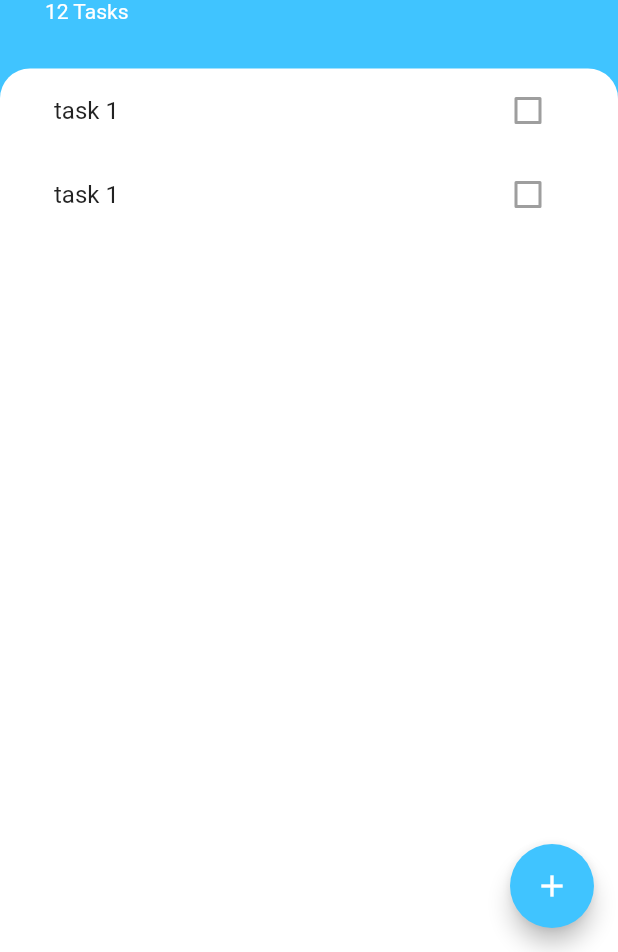
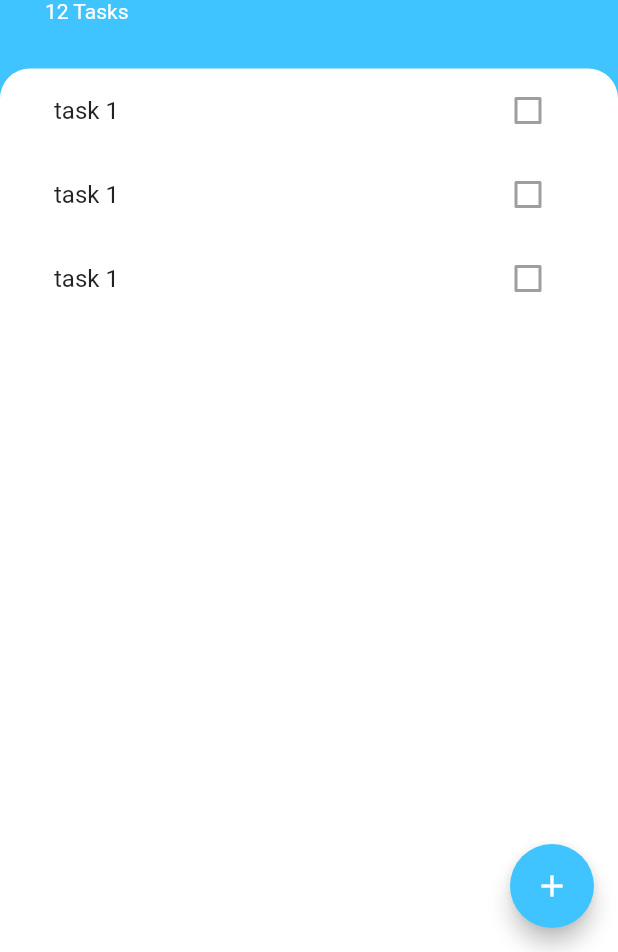
Before and after one commit to ernestrlee/Flutter-todoey, a Flutter app: the screen it shows after launch, on a phone screen of 412 x 824 dp, the part 284-1236 px from its top. Run offline on Flutter 3.47's test engine with Material 2 defaults, Android fonts, the phone set to English and light mode, and no system bars.

Commit message:
Refactored code for tasks list and task tile.

```diff
--- a/lib/screens/tasks_screen.dart
+++ b/lib/screens/tasks_screen.dart
@@ -1,4 +1,5 @@
 import 'package:flutter/material.dart';
+import 'package:todoeyflutter/widgets/tasks_list.dart';
 
 class TasksScreen extends StatelessWidget {
   @override
@@ -57,22 +58,7 @@ class TasksScreen extends StatelessWidget {
                     topRight: Radius.circular(20.0),
                 ),
               ),
-              child: ListView(
-                children: <Widget>[
-                  ListTile(
-                    title: Text('task 1'),
-                    trailing: Checkbox(
-                      value: false,
-                    ),
-                  ),
-                  ListTile(
-                    title: Text('task 1'),
-                    trailing: Checkbox(
-                      value: false,
-                    ),
-                  ),
-                ],
-              ),
+              child: TasksList(),
             ),
           ),
         ],
--- /dev/null
+++ b/lib/widgets/task_tile.dart
@@ -0,0 +1,14 @@
+import 'package:flutter/material.dart';
+
+class TaskTile extends StatelessWidget {
+
+  @override
+  Widget build(BuildContext context) {
+    return ListTile(
+      title: Text('task 1'),
+      trailing: Checkbox(
+        value: false,
+      ),
+    );
+  }
+}
--- /dev/null
+++ b/lib/widgets/tasks_list.dart
@@ -0,0 +1,16 @@
+import 'package:flutter/material.dart';
+import 'package:todoeyflutter/widgets/task_tile.dart';
+
+class TasksList extends StatelessWidget {
+
+  @override
+  Widget build(BuildContext context) {
+    return ListView(
+      children: <Widget>[
+        TaskTile(),
+        TaskTile(),
+        TaskTile(),
+      ],
+    );
+  }
+}
```
